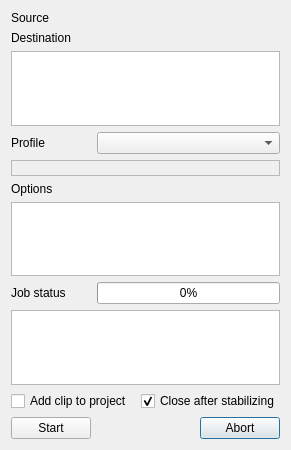
Qt form src/widgets/clipstabilize_ui.ui (KDE/kdenlive) before a commit.
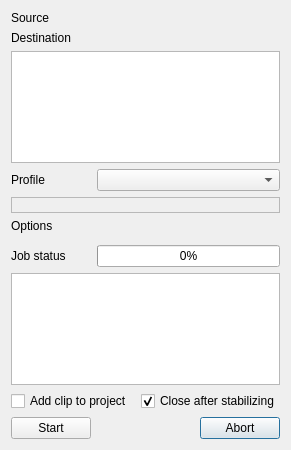
The same form after that commit. Custom widgets are drawn as their Qt base class.

Patch:
```diff
--- a/src/widgets/clipstabilize_ui.ui
+++ b/src/widgets/clipstabilize_ui.ui
@@ -42,7 +42,7 @@
     </widget>
    </item>
    <item row="6" column="0" colspan="3">
-    <widget class="QTextEdit" name="ffmpeg_params">
+    <widget class="QWidget" name="optionsbox">
      <property name="sizePolicy">
       <sizepolicy hsizetype="Expanding" vsizetype="Maximum">
        <horstretch>0</horstretch>
```
